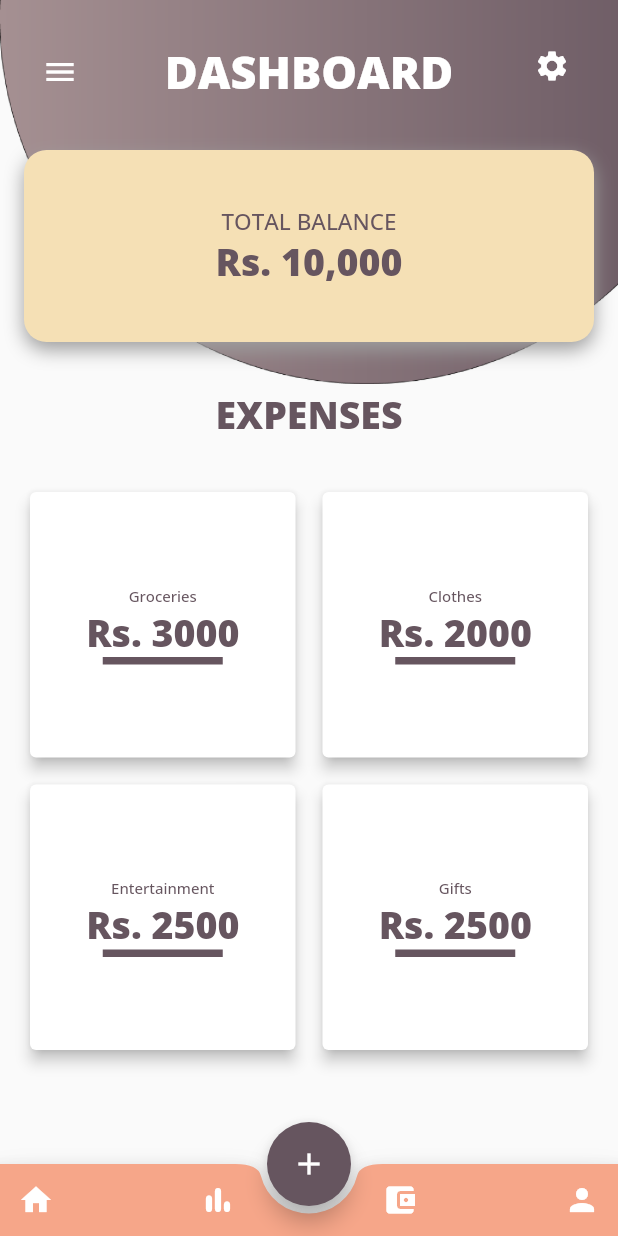
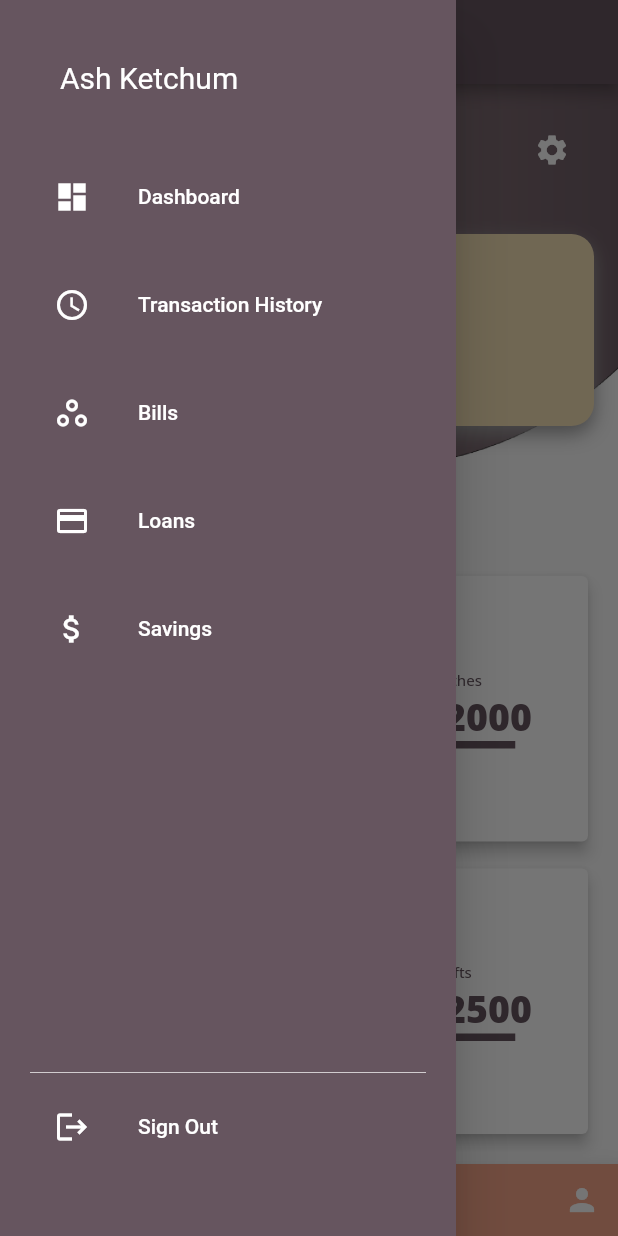
Before and after one commit to hr05940/ledgrr, a Flutter app: the screen it shows after launch, with the side drawer open (before the commit the screen has no drawer), on a phone screen of 412 x 824 dp. Run offline on Flutter 3.47's test engine with Material 2 defaults, Android fonts, the phone set to English and light mode, and no system bars; our stand-ins replace flutter_svg.

Commit message:
Menu Added

```diff
--- a/ledgrr/lib/Screens/dashboard/dashboard.dart
+++ b/ledgrr/lib/Screens/dashboard/dashboard.dart
@@ -2,7 +2,7 @@ import 'dart:ui';
 
 import 'package:flutter/material.dart';
 import 'package:flutter/rendering.dart';
-
+import 'package:ledgrr/Screens/menu.dart';
 class Dashboard extends StatefulWidget {
   const Dashboard({ Key? key }) : super(key: key);
 
@@ -19,6 +19,11 @@ class _DashboardState extends State<Dashboard> {
     var TextCardBody = TextStyle(fontFamily: 'Open Sans M', fontSize: 10, color: Color.fromRGBO(102, 85, 95, 1));
 
     return Scaffold(
+      appBar: AppBar(
+      backgroundColor: Color.fromRGBO(102, 85, 95, 1),
+      centerTitle: true,
+      title: Text('Welcome')),
+      drawer: MainDrawer(),
       floatingActionButton: FloatingActionButton(
         onPressed: () {
           //code to execute on button press
@@ -66,7 +71,7 @@ class _DashboardState extends State<Dashboard> {
                       crossAxisAlignment: CrossAxisAlignment.center,
                       mainAxisAlignment: MainAxisAlignment.spaceBetween,
                       children: <Widget>[
-                        IconButton(icon: Icon(Icons.menu), color: Colors.white, onPressed: () {},),
+                        // IconButton(icon: Icon(Icons.menu), color: Colors.white, onPressed: () {},),
                         Column(
                           mainAxisAlignment: MainAxisAlignment.center,
                           children: <Widget>[
--- /dev/null
+++ b/ledgrr/lib/Screens/menu.dart
@@ -0,0 +1,145 @@
+// import 'dart:html';
+
+import 'package:flutter/material.dart';
+import 'package:ledgrr/Screens/dashboard/dashboard.dart';
+import 'package:ledgrr/Screens/bills_page.dart';
+import 'package:ledgrr/Screens/loans_page.dart';
+import 'package:ledgrr/Screens/transactionhistory_page.dart';
+import 'package:ledgrr/Screens/savings_page.dart';
+
+class MainDrawer extends StatelessWidget{
+  final padding = EdgeInsets.symmetric(horizontal: 20);
+  @override
+  Widget build(BuildContext context) {
+    final name = 'Ash Ketchum';
+
+    return Drawer(
+      child: Material(
+        color: Color.fromRGBO(102, 85, 95, 1),
+        child: ListView(
+          children: <Widget>[
+            buildHeader(
+              name: name,
+            ),
+            Container(
+              padding: padding,
+              child: Column(
+                children: [
+                  buildMenuItem(
+                    text: 'Dashboard',
+                    icon: Icons.dashboard,
+                    onClicked: () => selectedItem(context, 0),
+                  ),
+                  const SizedBox(height: 16),
+                  buildMenuItem(
+                    text: 'Transaction History',
+                    icon: Icons.access_time,
+                    onClicked: () => selectedItem(context, 1),
+                  ),
+                  const SizedBox(height: 16),
+                  buildMenuItem(
+                    text: 'Bills',
+                    icon: Icons.workspaces_outline,
+                    onClicked: () => selectedItem(context, 2),
+                  ),
+                  const SizedBox(height: 16),
+                  buildMenuItem(
+                    text: 'Loans',
+                    icon: Icons.payment,
+                    onClicked: () => selectedItem(context, 3),
+                  ),
+                  const SizedBox(height: 16),
+                  buildMenuItem(
+                    text: 'Savings',
+                    icon: Icons.attach_money,
+                    onClicked: () => selectedItem(context, 3),
+                  ),
+                  const SizedBox(height: 260),
+                  const Divider(color: Colors.white70),
+                  buildMenuItem(
+                    text: 'Sign Out',
+                    icon: Icons.logout,
+                    onClicked: () => selectedItem(context, 4),
+                  ),
+                ],
+              ),
+            ),
+          ],
+        ),
+      ),
+    );
+  }
+
+  Widget buildHeader({
+    required String name,
+  }) =>
+      InkWell(
+        child: Container(
+          padding: padding.add(EdgeInsets.symmetric(vertical: 40)),
+          child: Row(
+            children: [
+              SizedBox(width: 20),
+              Column(
+                crossAxisAlignment: CrossAxisAlignment.start,
+                children: [
+                  Text(
+                    name,
+                    style: TextStyle(fontSize: 20, color: Colors.white),
+                  ),
+                ],
+              ),
+              Spacer(),
+            ],
+          ),
+        ),
+      );
+
+
+  Widget buildMenuItem({
+    required String text,
+    required IconData icon,
+    VoidCallback? onClicked,
+  }) {
+    final color = Colors.white;
+    final hoverColor = Colors.white70;
+
+    return ListTile(
+      leading: Icon(icon, color: color),
+      title: Text(text, style: TextStyle(color: color)),
+      hoverColor: hoverColor,
+      onTap: onClicked,
+    );
+  }
+
+  void selectedItem(BuildContext context, int index) {
+    Navigator.of(context).pop();
+
+    switch (index) {
+      case 0:
+        Navigator.of(context).push(MaterialPageRoute(
+          builder: (context) => Dashboard(),
+        ));
+        break;
+    case 1:
+        Navigator.of(context).push(MaterialPageRoute(
+          builder: (context) => TransactionHistoryPage(),
+        ));
+        break;
+      case 2:
+        Navigator.of(context).push(MaterialPageRoute(
+          builder: (context) => BillsPage(),
+        ));
+        break;
+      case 3:
+        Navigator.of(context).push(MaterialPageRoute(
+          builder: (context) => LoansPage(),
+        ));
+        break;
+      case 4:
+        Navigator.of(context).push(MaterialPageRoute(
+          builder: (context) => SavingsPage(),
+        ));
+        break;
+    }
+  }
+}
```
Also changed, not shown: ledgrr/lib/Screens/bills_page.dart (added, +29 -0 lines), ledgrr/lib/Screens/loans_page.dart (added, +29 -0 lines), ledgrr/lib/Screens/savings_page.dart (added, +29 -0 lines), ledgrr/lib/Screens/transactionhistory_page.dart (added, +29 -0 lines).
